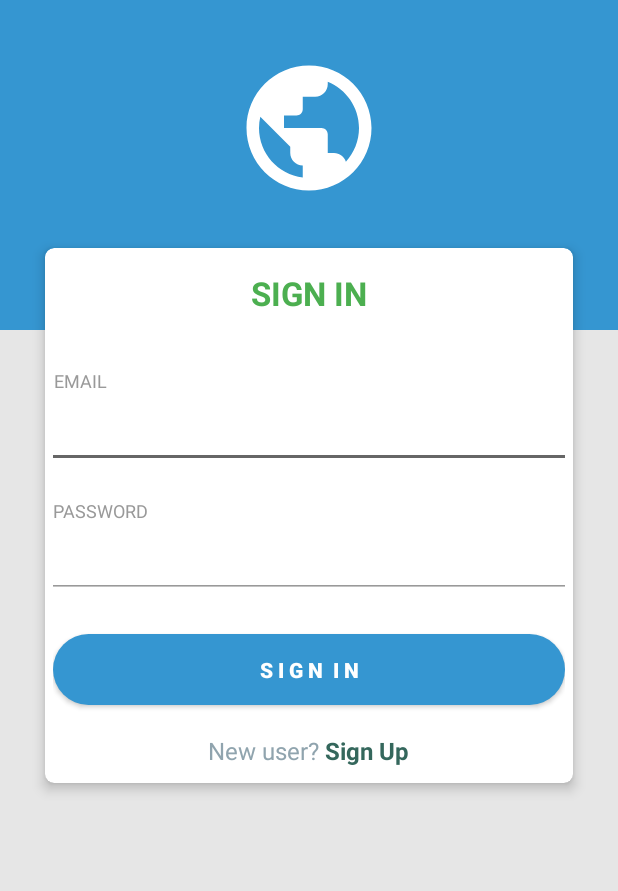
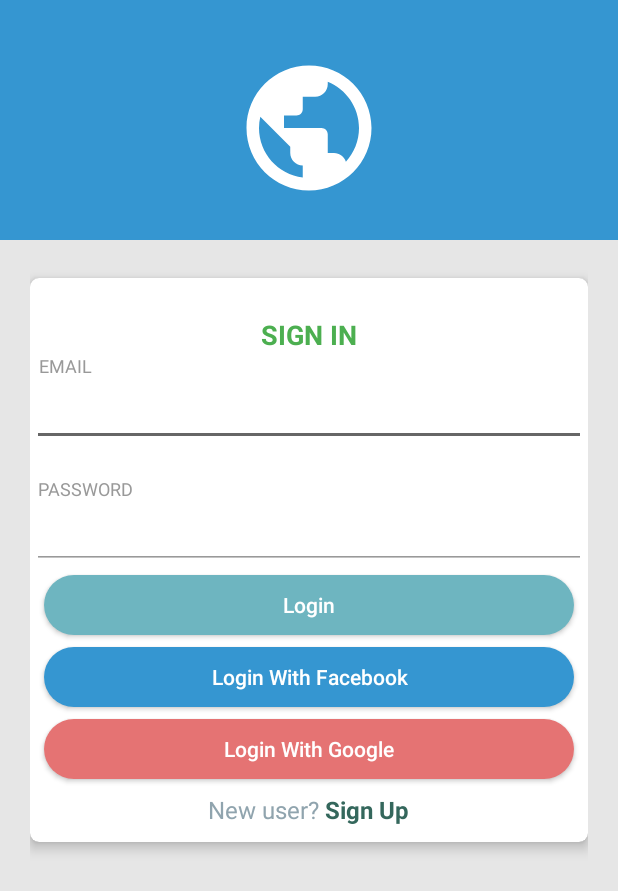
Before and after one commit to Theeddiem/DoggieWalker, an Android app: the screen it shows after launch (MainActivity), in the side drawer, after a tap on "Login", on a phone screen of 412 x 824 dp. Shown: the top 891 px of the screen. Run offline under Robolectric (Android 15) with nearby library versions, the phone set to English and light mode, and no system bars; our stand-ins replace Firebase (no records; nobody signed in at launch, a user with empty details on screens opened directly), Picasso.

Commit message:
Messanger on click stuff

```diff
--- a/app/src/main/res/layout/login_fragment.xml
+++ b/app/src/main/res/layout/login_fragment.xml
@@ -7,35 +7,35 @@
 
     <View
         android:layout_width="match_parent"
-        android:layout_height="220dp"
+        android:layout_height="160dp"
         android:background="@color/colorPrimary" />
 
     <LinearLayout
         android:layout_width="match_parent"
         android:layout_height="match_parent"
-        android:layout_centerInParent="true"
+        android:layout_alignParentStart="true"
+        android:layout_alignParentTop="true"
         android:orientation="vertical"
         android:padding="@dimen/spacing_mlarge">
 
         <ImageView
+            android:id="@+id/login_logoImage"
             android:layout_width="100dp"
             android:layout_height="100dp"
             android:layout_gravity="center_horizontal"
             android:layout_marginBottom="@dimen/spacing_mlarge"
             android:layout_marginTop="@dimen/spacing_large"
-            android:src="@drawable/ic_public"
-            android:id="@+id/login_logoImage"
-            />
+            android:src="@drawable/ic_public" />
 
         <android.support.v7.widget.CardView
             android:layout_width="match_parent"
             android:layout_height="wrap_content"
-            android:layout_margin="@dimen/spacing_middle"
-            android:visibility="visible"
+            android:layout_marginTop="30dp"
             app:cardCornerRadius="6dp"
             app:cardElevation="5dp">
 
             <LinearLayout
+                android:layout_marginTop="@dimen/spacing_middle"
                 android:layout_width="match_parent"
                 android:layout_height="wrap_content"
                 android:orientation="vertical"
@@ -45,10 +45,9 @@
                     android:layout_width="wrap_content"
                     android:layout_height="wrap_content"
                     android:layout_gravity="center_horizontal"
-                    android:layout_marginBottom="@dimen/spacing_xlarge"
                     android:layout_marginTop="@dimen/spacing_middle"
                     android:text="SIGN IN"
-                    android:textAppearance="@style/Base.TextAppearance.AppCompat.Large"
+                    android:textAppearance="@style/Base.TextAppearance.AppCompat.Medium"
                     android:textColor="@color/green_500"
                     android:textStyle="bold" />
 
@@ -61,6 +60,7 @@
                     android:textColor="@color/grey_40" />
 
                 <android.support.design.widget.TextInputEditText
+                    android:id="@+id/login_email_et"
                     android:layout_width="match_parent"
                     android:layout_height="wrap_content"
                     android:layout_marginLeft="-4dp"
@@ -69,12 +69,10 @@
                     android:maxLength="50"
                     android:maxLines="1"
                     android:singleLine="true"
-                    android:textAppearance="@style/Base.TextAppearance.AppCompat.Large"
+                    android:textAppearance="@style/Base.TextAppearance.AppCompat.Medium"
                     android:textColor="@color/blue_600"
                     android:textStyle="bold"
-                    android:theme="@style/EditText.Grey"
-                    android:id="@+id/login_email_et"
-                    />
+                    android:theme="@style/EditText.Grey" />
 
                 <View
                     android:layout_width="0dp"
@@ -89,6 +87,7 @@
                     android:textColor="@color/grey_40" />
 
                 <android.support.design.widget.TextInputEditText
+                    android:id="@+id/login_password_et"
                     android:layout_width="match_parent"
                     android:layout_height="wrap_content"
                     android:layout_marginLeft="-4dp"
@@ -97,35 +96,45 @@
                     android:maxLength="50"
                     android:maxLines="1"
                     android:singleLine="true"
-                    android:textAppearance="@style/Base.TextAppearance.AppCompat.Large"
+                    android:textAppearance="@style/Base.TextAppearance.AppCompat.Medium"
                     android:textColor="@color/blue_600"
                     android:textStyle="bold"
-                    android:theme="@style/EditText.Grey"
-                    android:id="@+id/login_password_et"
+                    android:theme="@style/EditText.Grey" />
+
+                <Button
+                    android:id="@+id/login_login_btn"
+                    android:layout_width="match_parent"
+                    android:layout_height="wrap_content"
+                    android:background="@drawable/btn_rounded_accent"
+                    android:text="Login"
+                    android:textAllCaps="false"
+                    android:textColor="@android:color/white"
                     />
 
-                <View
-                    android:layout_width="0dp"
-                    android:layout_height="@dimen/spacing_mlarge" />
 
                 <Button
+                    android:id="@+id/login_facebook_btn"
                     android:layout_width="match_parent"
-                    android:layout_height="55dp"
-                    android:layout_marginLeft="-4dp"
-                    android:layout_marginRight="-4dp"
+                    android:layout_height="wrap_content"
                     android:background="@drawable/btn_rounded_primary"
-                    android:text="S I G N  I N"
+                    android:text="Login With Facebook"
                     android:textAllCaps="false"
-                    android:textColor="@android:color/white"
-                    android:textStyle="bold"
-                    android:id="@+id/login_login_btn"
-                    />
+                    android:textColor="@android:color/white" />
+
+                <Button
+                    android:id="@+id/login_google_btn"
+                    android:layout_width="match_parent"
+                    android:layout_height="wrap_content"
+                    android:background="@drawable/btn_rounded_red"
+                    android:text="Login With Google"
+                    android:textAllCaps="false"
+                    android:textColor="@android:color/white" />
 
                 <LinearLayout
                     android:layout_width="match_parent"
                     android:layout_height="wrap_content"
                     android:layout_marginBottom="@dimen/spacing_medium"
-                    android:layout_marginTop="@dimen/spacing_large"
+                    android:layout_marginTop="5dp"
                     android:gravity="center"
                     android:orientation="horizontal">
 
```
